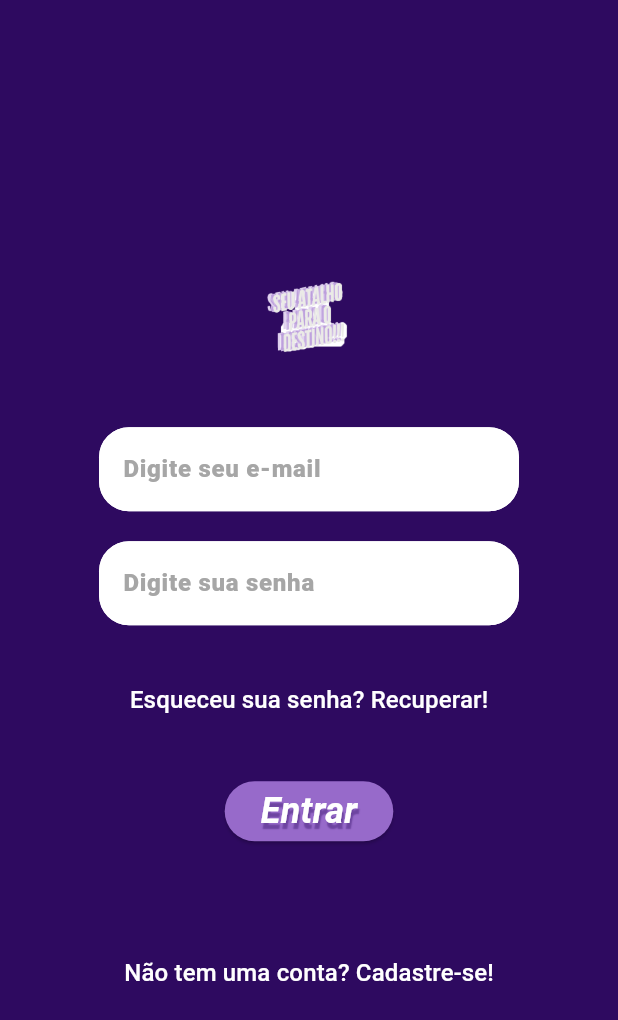
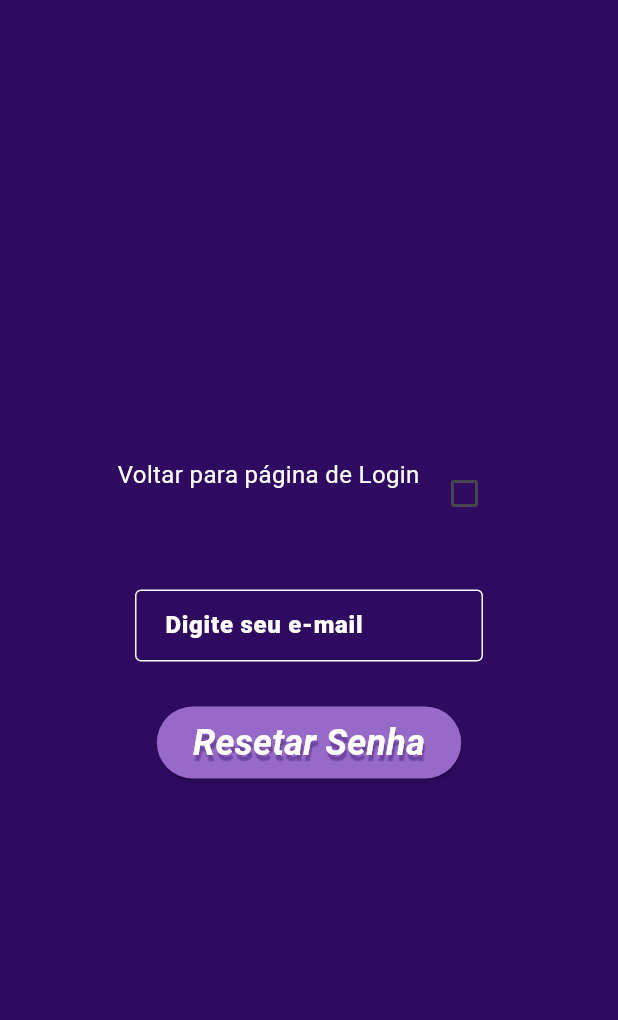
Before and after one commit to cassiojuniorr/FuraFila, a Flutter app: the LoginPage screen opened directly, after a tap on "Esqueceu sua senha? Recuperar!", on a phone screen of 412 x 824 dp. Shown: the top 1020 px of the screen. Run offline on Flutter 3.47's test engine with Material 3 defaults, Android fonts, the light colour scheme and no system bars; our stand-ins replace carousel_slider, cloud_firestore, firebase_auth, firebase_core, smooth_page_indicator; accounts and stored records are empty; generated files the repository leaves out were written again.

Commit message:
snacbar e página de reset de senha terminada

```diff
--- /dev/null
+++ b/lib/core/reset_password.dart
@@ -0,0 +1,131 @@
+import 'package:flutter/material.dart';
+import 'package:fura_fila/helpers/LoginHelpers.dart';
+import 'package:fura_fila/helpers/RegisterHelpers.dart';
+import 'package:fura_fila/pagesCustomer/login_customer.dart';
+import '../style/form_style.dart';
+
+class ResetPassword extends StatefulWidget {
+  const ResetPassword({super.key});
+
+  @override
+  State<StatefulWidget> createState() => _ResetPassword();
+}
+
+class _ResetPassword extends State<ResetPassword> {
+  bool? _backLogin = false;
+
+  final TextEditingController _emailCompanyController = TextEditingController();
+
+  @override
+  void initState() {
+    super.initState();
+    _emailCompanyController.addListener(_updateState);
+  }
+
+  void _updateState() {
+    setState(() {});
+  }
+
+  @override
+  void dispose() {
+    _emailCompanyController.removeListener(_updateState);
+    _emailCompanyController.dispose();
+
+    super.dispose();
+  }
+
+  @override
+  Widget build(BuildContext context) {
+    FormStyle _formStyle = FormStyle();
+    LoginHelperUser _LoginHelperUser = LoginHelperUser();
+
+    return Scaffold(
+      backgroundColor: const Color.fromRGBO(46, 10, 96, 1),
+      body: Stack(
+        children: [
+          Center(
+            child: Padding(
+              padding: const EdgeInsets.only(top: 40, right: 40, left: 40),
+              child: SingleChildScrollView(
+                child: Column(
+                  children: [
+                    Wrap(
+                      alignment: WrapAlignment.center,
+                      spacing: 6.0,
+                      runSpacing: 10.0,
+                      children: [
+                        const Text(
+                          'Voltar para página de Login',
+                          style: TextStyle(
+                            color: Colors.white,
+                            fontSize: 16,
+                          ),
+                        ),
+                        Checkbox(
+                          value: _backLogin,
+                          activeColor: const Color.fromRGBO(109, 68, 160, 1),
+                          onChanged: (newBool) {
+                            setState(() {
+                              _backLogin = newBool!;
+                            });
+                            Navigator.pop(context);
+                          },
+                        ),
+                      ],
+                    ),
+                    const SizedBox(
+                      height: 40,
+                    ),
+                    Padding(
+                      padding: const EdgeInsets.only(right: 50, left: 50),
+                      child: TextFormField(
+                        controller: _emailCompanyController,
+                        decoration:
+                            _formStyle.fieldStyleLabel('Digite seu e-mail'),
+                        style: const TextStyle(color: Colors.white),
+                      ),
+                    ),
+                    const SizedBox(
+                      height: 30,
+                    ),
+                    ElevatedButton(
+                      onPressed: () async {
+                        await _LoginHelperUser.resetPassword(
+                            _emailCompanyController.text, context);
+                      },
+                      style: ButtonStyle(
+                        backgroundColor: MaterialStateProperty.all(
+                          const Color.fromRGBO(151, 106, 202, 1),
+                        ),
+                      ),
+                      child: const Text(
+                        'Resetar Senha',
+                        style: TextStyle(
+                          color: Colors.white,
+                          fontSize: 24,
+                          fontStyle: FontStyle.italic,
+                          fontWeight: FontWeight.bold,
+                          height: 2,
+                          shadows: <Shadow>[
+                            Shadow(
+                              offset: Offset(1, 4),
+                              blurRadius: 0.5,
+                              color: Color.fromRGBO(109, 68, 160, 1),
+                            ),
+                          ],
+                        ),
+                      ),
+                    ),
+                    const SizedBox(
+                      height: 40,
+                    ),
+                  ],
+                ),
+              ),
+            ),
+          ),
+        ],
+      ),
+    );
+  }
+}
--- a/lib/main.dart
+++ b/lib/main.dart
@@ -21,7 +21,7 @@ class MyApp extends StatelessWidget {
   @override
   Widget build(BuildContext context) {
     return const MaterialApp(
-      home: HomePage(),
+      home: LoginPage(),
       debugShowCheckedModeBanner: false,
     );
   }
--- a/lib/pagesCustomer/login_customer.dart
+++ b/lib/pagesCustomer/login_customer.dart
@@ -1,4 +1,5 @@
 import 'package:flutter/material.dart';
+import 'package:fura_fila/core/reset_password.dart';
 import 'package:fura_fila/helpers/LoginHelpers.dart';
 import '../style/form_style.dart';
 import 'package:fura_fila/services/auth_service.dart';
@@ -13,12 +14,9 @@ class LoginPage extends StatefulWidget {
 }
 
 class _LoginPage extends State<LoginPage> {
-
   final TextEditingController _emailLoginController = TextEditingController();
   final TextEditingController _passwordLoginController =
       TextEditingController();
-
-
 
   @override
   void dispose() {
@@ -86,7 +84,13 @@ class _LoginPage extends State<LoginPage> {
                         height: 26,
                       ),
                       TextButton(
-                        onPressed: () {},
+                        onPressed: () {
+                          Navigator.push(
+                            context,
+                            MaterialPageRoute(
+                                builder: (context) => const ResetPassword()),
+                          );
+                        },
                         child: const Text(
                           'Esqueceu sua senha? Recuperar!',
                           style: TextStyle(
@@ -99,8 +103,15 @@ class _LoginPage extends State<LoginPage> {
                         height: 26,
                       ),
                       ElevatedButton(
-                        onPressed: () {
-                          _LoginHelperUser.loginButton(_emailLoginController.text, _passwordLoginController.text, context);
+                        onPressed: () async {
+                          _LoginHelperUser.validLogin(
+                                  _emailLoginController.text,
+                                  _passwordLoginController.text)
+                              ? await _LoginHelperUser.loginButton(
+                                  _emailLoginController.text,
+                                  _passwordLoginController.text,
+                                  context)
+                              : null;
                         },
                         style: ButtonStyle(
                           backgroundColor: MaterialStateProperty.all(
--- a/lib/pagesCustomer/register_customer.dart
+++ b/lib/pagesCustomer/register_customer.dart
@@ -205,7 +205,9 @@ class _RegisterPage extends State<RegisterPage> {
                                   _nameRegisterController.text,
                                   _emailRegisterController.text,
                                   _passwordRegisterController.text,
-                                  _passwordConfirmRegisterController.text)
+                                  _passwordConfirmRegisterController.text,
+                                  _termos,
+                                  context)
                               ? await _registerHelpersUser.singUpRegister(
                                   _nameRegisterController.text,
                                   _emailRegisterController.text,
--- a/lib/services/auth_service.dart
+++ b/lib/services/auth_service.dart
@@ -87,4 +87,8 @@ class AuthService {
       return e;
     }
   }
+
+  Future<void> resetPassword(String email) async {
+    await _firebaseAuth.sendPasswordResetEmail(email: email);
+  }
 }
--- a/lib/style/form_style.dart
+++ b/lib/style/form_style.dart
@@ -12,7 +12,7 @@ class FormStyle {
       ),
       focusedBorder: OutlineInputBorder(
         borderRadius: BorderRadius.circular(20),
-        borderSide: const BorderSide(color: Colors.white),
+        borderSide: const BorderSide(color: Colors.white, width: 3),
       ),
       errorBorder: OutlineInputBorder(
         borderRadius: BorderRadius.circular(20),
@@ -41,7 +41,7 @@ class FormStyle {
       ),
       focusedBorder: OutlineInputBorder(
         borderRadius: BorderRadius.circular(4),
-        borderSide: const BorderSide(color: Colors.white),
+        borderSide: const BorderSide(color: Colors.white, width: 3),
       ),
       errorBorder: OutlineInputBorder(
         borderRadius: BorderRadius.circular(4),
@@ -53,6 +53,7 @@ class FormStyle {
         fontSize: 16,
         fontWeight: FontWeight.w900,
       ),
+      contentPadding: const EdgeInsets.fromLTRB(16, 8, 16, 8),
     );
   }
 }
```
Also changed, not shown: lib/helpers/LoginHelpers.dart (+32 -3 lines), lib/helpers/RegisterHelpers.dart (+14 -2 lines), lib/pagesCompany/register_company.dart (+11 -1 lines).
